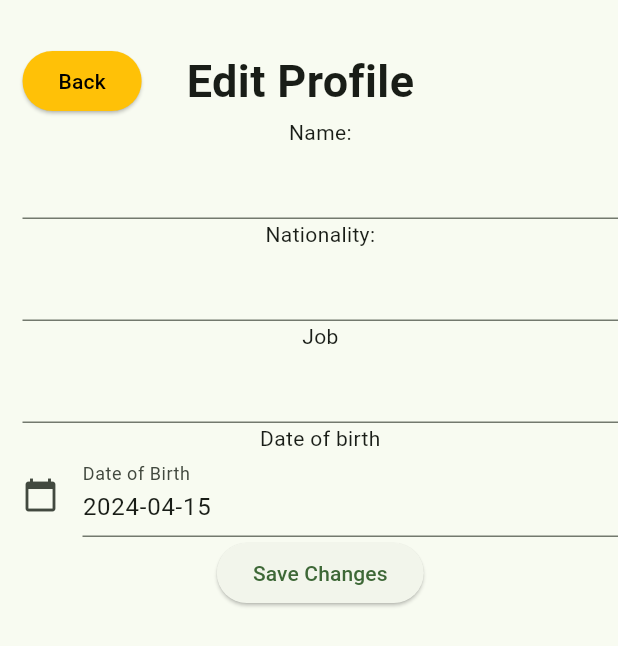
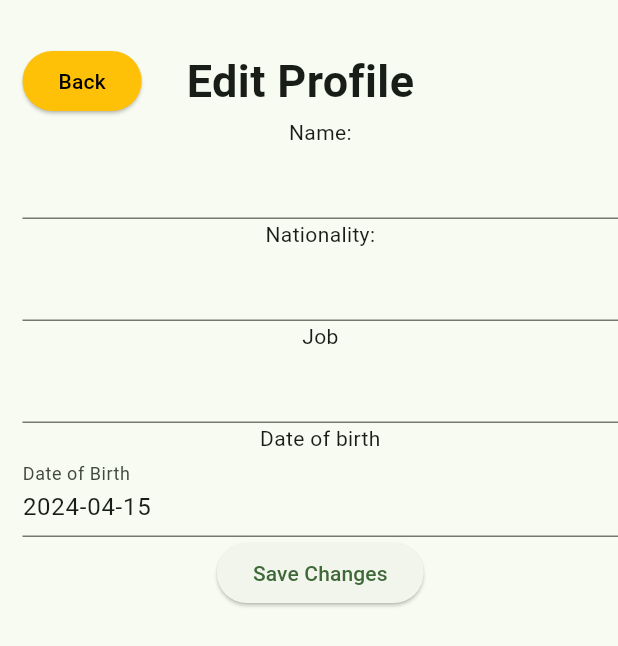
Before and after one commit to LTheGreatest/ESOF_Project-Green_go, a Flutter app: the EditPage screen opened directly, on a phone screen of 412 x 824 dp. Shown: the top 646 px of the screen. Run offline on Flutter 3.47's test engine with Material 3 defaults, Android fonts, the phone set to English and light mode, and no system bars; our stand-ins replace camera, cloud_firestore, firebase_auth, firebase_core, firebase_storage, geolocator; accounts and stored records are empty.

Commit message:
removed calendar icon for visual consistency

```diff
--- a/src/green_go/lib/view/pages/profile_edit_page.dart
+++ b/src/green_go/lib/view/pages/profile_edit_page.dart
@@ -88,7 +88,6 @@ class EditPageViewer extends State<EditPage> {
               readOnly: true,
               controller: TextEditingController(text: birthDate.toString().split(' ')[0]),
               decoration: const InputDecoration(
-                icon: Icon(Icons.calendar_today),
                 labelText: 'Date of Birth',
               ),
               onTap: () async {
```
Also changed, not shown: src/green_go/pubspec.lock.
